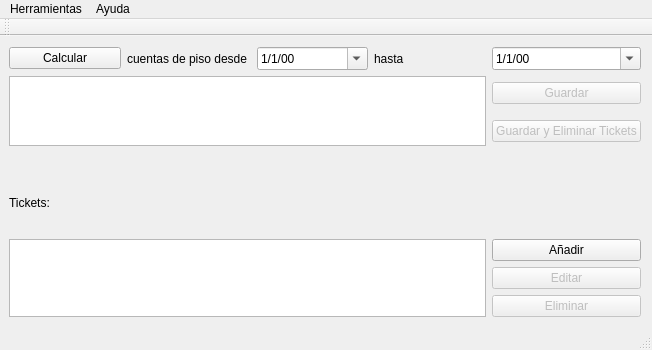
Old version of the form mainwindow.ui in the repository emepetres/Six-of-Spades.
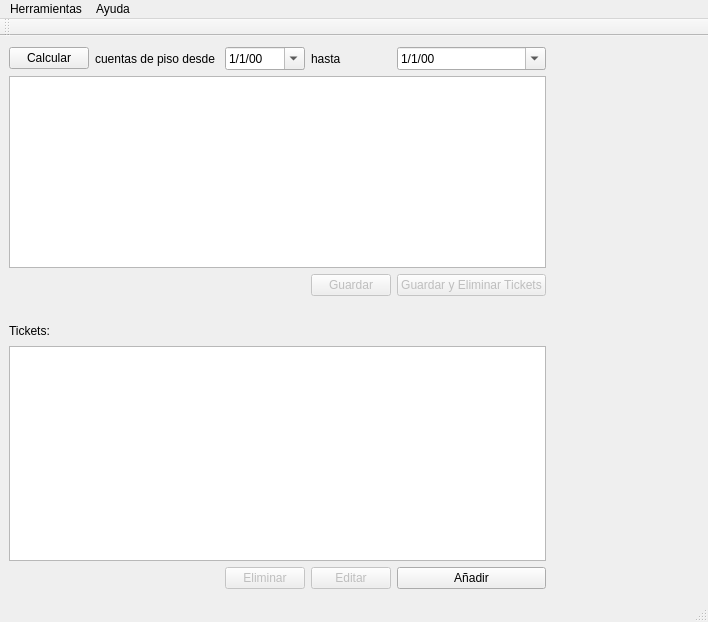
New version of the form.

Commit message: Resolved bug related to database connection. Added user information on user dialog

```diff
--- a/mainwindow.ui
+++ b/mainwindow.ui
@@ -6,22 +6,22 @@
    <rect>
     <x>0</x>
     <y>0</y>
-    <width>652</width>
-    <height>350</height>
+    <width>708</width>
+    <height>622</height>
    </rect>
   </property>
   <property name="windowTitle">
    <string>Seis de Picas</string>
   </property>
   <widget class="QWidget" name="centralWidget">
-   <layout class="QGridLayout" name="gridLayout" rowstretch="0,0,0,0,0,0,0,0">
+   <layout class="QGridLayout" name="gridLayout" rowstretch="0,0,0,0,0,0,0,0,0,0,0,0">
     <property name="leftMargin">
      <number>9</number>
     </property>
     <property name="horizontalSpacing">
      <number>6</number>
     </property>
-    <item row="5" column="0" rowspan="3" colspan="4">
+    <item row="8" column="0" rowspan="3" colspan="5">
      <widget class="QTableView" name="ticketsTable">
       <property name="alternatingRowColors">
        <bool>true</bool>
@@ -51,43 +51,6 @@
       </property>
      </widget>
     </item>
-    <item row="0" column="4">
-     <widget class="QDateEdit" name="endTicketDate">
-      <property name="displayFormat">
-       <string>d/M/yy</string>
-      </property>
-      <property name="calendarPopup">
-       <bool>true</bool>
-      </property>
-     </widget>
-    </item>
-    <item row="5" column="4">
-     <widget class="QPushButton" name="pushButton">
-      <property name="text">
-       <string>Añadir</string>
-      </property>
-     </widget>
-    </item>
-    <item row="6" column="4">
-     <widget class="QPushButton" name="edit_Button">
-      <property name="enabled">
-       <bool>false</bool>
-      </property>
-      <property name="text">
-       <string>Editar</string>
-      </property>
-     </widget>
-    </item>
-    <item row="7" column="4">
-     <widget class="QPushButton" name="remove_Button">
-      <property name="enabled">
-       <bool>false</bool>
-      </property>
-      <property name="text">
-       <string>Eliminar</string>
-      </property>
-     </widget>
-    </item>
     <item row="0" column="1">
      <widget class="QLabel" name="label_2">
       <property name="text">
@@ -102,31 +65,14 @@
       </property>
      </widget>
     </item>
-    <item row="1" column="4">
-     <widget class="QPushButton" name="pushButton_3">
-      <property name="enabled">
-       <bool>false</bool>
-      </property>
-      <property name="text">
-       <string>Guardar</string>
-      </property>
-     </widget>
-    </item>
-    <item row="2" column="4">
-     <widget class="QPushButton" name="pushButton_4">
-      <property name="enabled">
-       <bool>false</bool>
-      </property>
-      <property name="text">
-       <string>Guardar y Eliminar Tickets</string>
-      </property>
-     </widget>
-    </item>
-    <item row="3" column="0" colspan="5">
+    <item row="6" column="0" colspan="8">
      <spacer name="horizontalSpacer">
       <property name="orientation">
        <enum>Qt::Horizontal</enum>
       </property>
+      <property name="sizeType">
+       <enum>QSizePolicy::Expanding</enum>
+      </property>
       <property name="sizeHint" stdset="0">
        <size>
         <width>40</width>
@@ -135,20 +81,89 @@
       </property>
      </spacer>
     </item>
-    <item row="4" column="0">
+    <item row="7" column="0">
      <widget class="QLabel" name="label">
+      <property name="sizePolicy">
+       <sizepolicy hsizetype="Preferred" vsizetype="Fixed">
+        <horstretch>0</horstretch>
+        <verstretch>0</verstretch>
+       </sizepolicy>
+      </property>
+      <property name="maximumSize">
+       <size>
+        <width>85</width>
+        <height>18</height>
+       </size>
+      </property>
       <property name="text">
        <string>Tickets:</string>
       </property>
      </widget>
     </item>
-    <item row="1" column="0" rowspan="2" colspan="4">
+    <item row="3" column="0" rowspan="2" colspan="5">
      <widget class="QTextEdit" name="billTextBox">
       <property name="readOnly">
        <bool>true</bool>
       </property>
      </widget>
     </item>
+    <item row="0" column="4">
+     <widget class="QDateEdit" name="endTicketDate">
+      <property name="displayFormat">
+       <string>d/M/yy</string>
+      </property>
+      <property name="calendarPopup">
+       <bool>true</bool>
+      </property>
+     </widget>
+    </item>
+    <item row="5" column="4">
+     <widget class="QPushButton" name="pushButton_4">
+      <property name="enabled">
+       <bool>false</bool>
+      </property>
+      <property name="text">
+       <string>Guardar y Eliminar Tickets</string>
+      </property>
+     </widget>
+    </item>
+    <item row="5" column="3">
+     <widget class="QPushButton" name="pushButton_3">
+      <property name="enabled">
+       <bool>false</bool>
+      </property>
+      <property name="text">
+       <string>Guardar</string>
+      </property>
+     </widget>
+    </item>
+    <item row="11" column="4">
+     <widget class="QPushButton" name="pushButton">
+      <property name="text">
+       <string>Añadir</string>
+      </property>
+     </widget>
+    </item>
+    <item row="11" column="3">
+     <widget class="QPushButton" name="edit_Button">
+      <property name="enabled">
+       <bool>false</bool>
+      </property>
+      <property name="text">
+       <string>Editar</string>
+      </property>
+     </widget>
+    </item>
+    <item row="11" column="2">
+     <widget class="QPushButton" name="remove_Button">
+      <property name="enabled">
+       <bool>false</bool>
+      </property>
+      <property name="text">
+       <string>Eliminar</string>
+      </property>
+     </widget>
+    </item>
    </layout>
   </widget>
   <widget class="QMenuBar" name="menuBar">
@@ -156,7 +171,7 @@
     <rect>
      <x>0</x>
      <y>0</y>
-     <width>652</width>
+     <width>708</width>
      <height>26</height>
     </rect>
    </property>
```
The commit also changes 4 other files.
